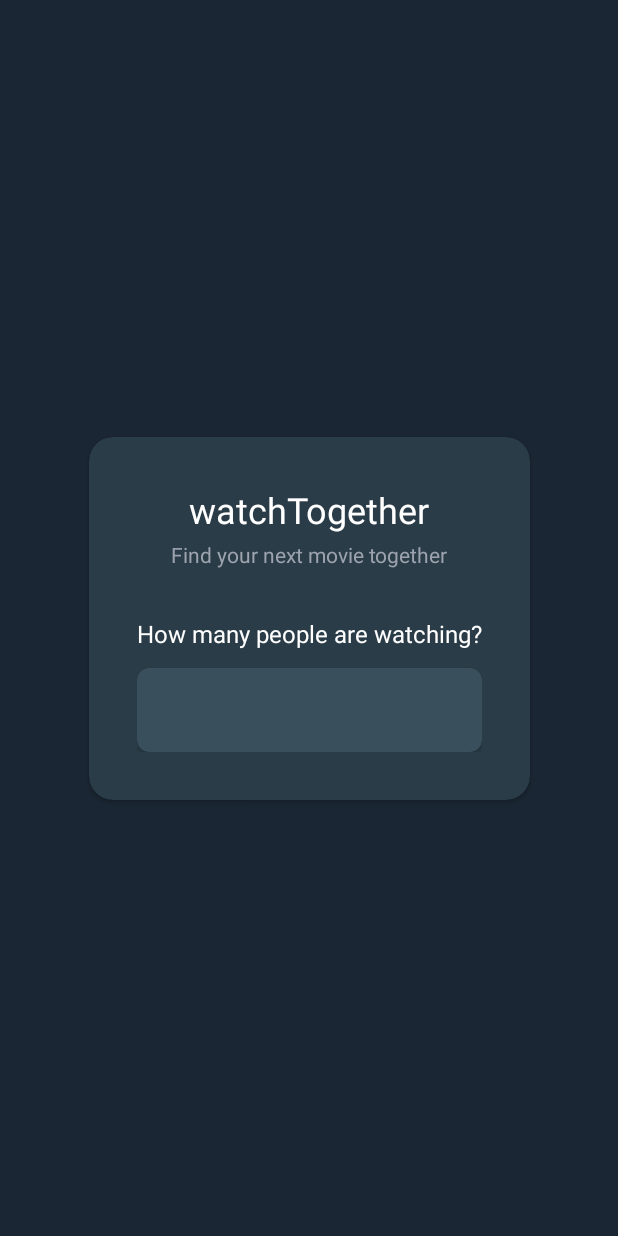
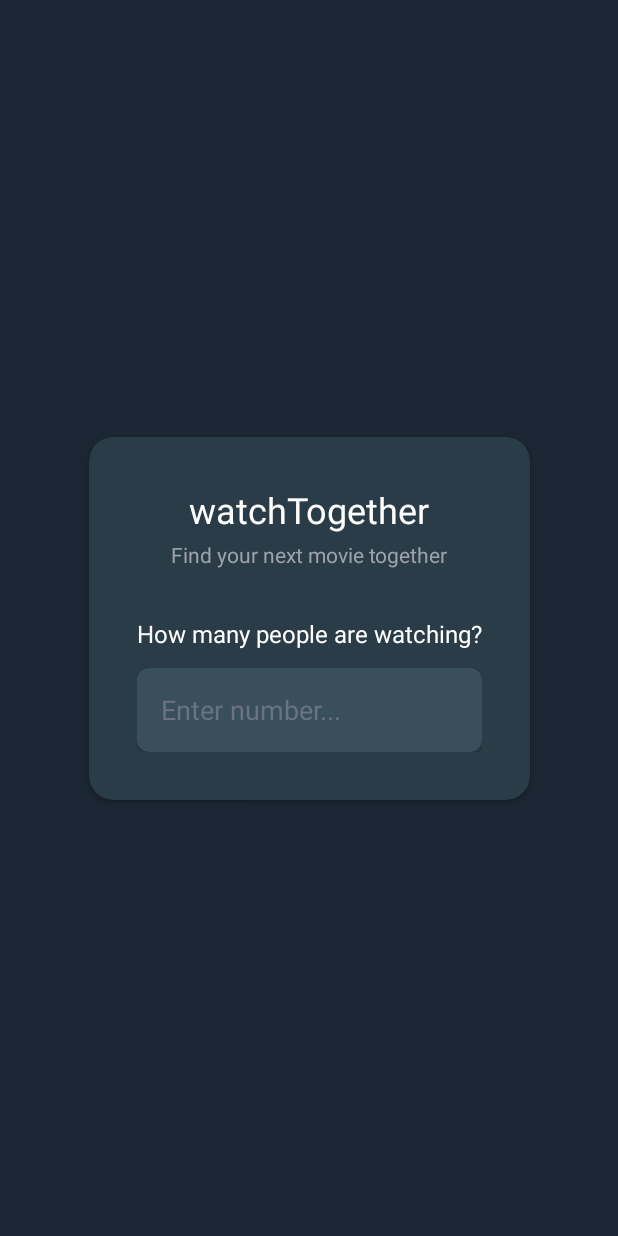
Before and after one commit to Alia-Alamer/watchTogether, an Android app: the screen it shows after launch (MainActivity), on a phone screen of 412 x 824 dp. Run offline under Robolectric (Android 15) with nearby library versions, the phone set to English and light mode, and no system bars.

Commit message:
complete input field with a placeholder

```diff
--- a/app/src/main/res/layout/activity_main.xml
+++ b/app/src/main/res/layout/activity_main.xml
@@ -73,8 +73,24 @@
             app:layout_constraintTop_toBottomOf="@+id/question"
             app:layout_constraintStart_toStartOf="parent"
             app:layout_constraintEnd_toEndOf="parent"
-            android:layout_marginTop="12dp" />
+            android:layout_marginTop="12dp">
 
+            <EditText
+                android:id="@+id/numberOfPersons"
+                android:layout_width="match_parent"
+                android:layout_height="match_parent"
+                android:background="@android:color/transparent"
+                android:hint="@string/numberOfPeople"
+                android:textColorHint="#6b7280"
+                android:textColor="@color/white"
+                android:textSize="18sp"
+                android:gravity="center_vertical"
+                android:paddingStart="16dp"
+                android:paddingEnd="16dp"
+                android:inputType="number"
+                android:maxLines="1"
+                />
+        </androidx.cardview.widget.CardView>
 
 
 
--- a/app/src/main/res/values/strings.xml
+++ b/app/src/main/res/values/strings.xml
@@ -2,4 +2,5 @@
     <string name="app_name">watchTogether</string>
     <string name="text1">Find your next movie together</string>
     <string name="question">How many people are watching?</string>
+    <string name="numberOfPeople">Enter number...</string>
 </resources>
```
